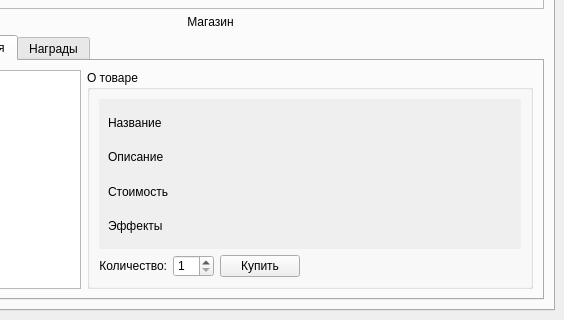
Above: UI template/main_window.ui from nevskyforever/nfprogress before the change; both pictures show x 816 to 1380 and y 445 to 765 of the 1380 by 765 pixel window. Below: the same form after it.
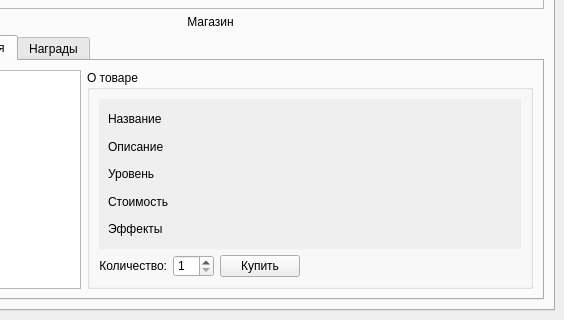
That is the form after the change. The open tabs and pages were chosen to show the change.

```diff
--- a/UI template/main_window.ui
+++ b/UI template/main_window.ui
@@ -1238,7 +1238,7 @@
                      </property>
                     </widget>
                    </item>
-                   <item row="2" column="0">
+                   <item row="3" column="0">
                     <widget class="QLabel" name="price_selected_potion_on_shop">
                      <property name="text">
                       <string>Стоимость</string>
@@ -1248,7 +1248,7 @@
                      </property>
                     </widget>
                    </item>
-                   <item row="3" column="0">
+                   <item row="4" column="0">
                     <widget class="QLabel" name="effect_selected_potion_on_shop">
                      <property name="text">
                       <string>Эффекты</string>
@@ -1268,6 +1268,16 @@
                      </property>
                     </widget>
                    </item>
+                   <item row="2" column="0">
+                    <widget class="QLabel" name="level_selected_potion_on_shop">
+                     <property name="text">
+                      <string>Уровень</string>
+                     </property>
+                     <property name="wordWrap">
+                      <bool>true</bool>
+                     </property>
+                    </widget>
+                   </item>
                   </layout>
                  </widget>
                 </widget>
```
